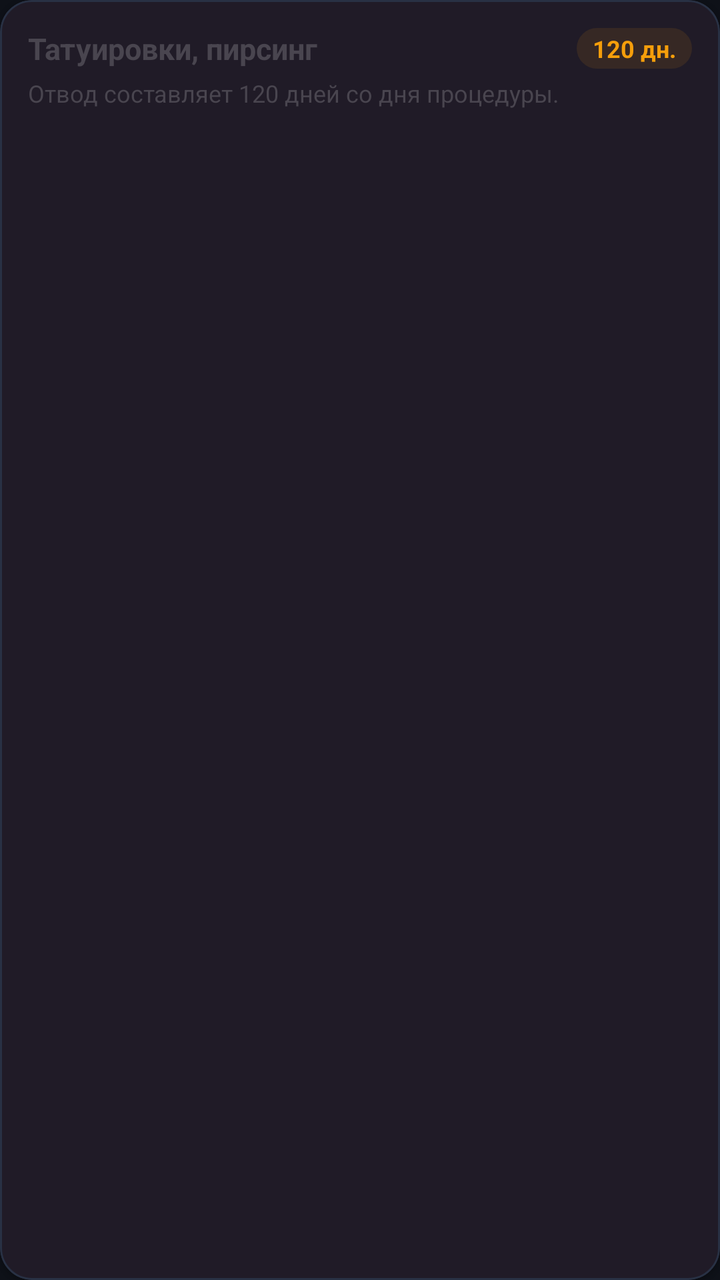
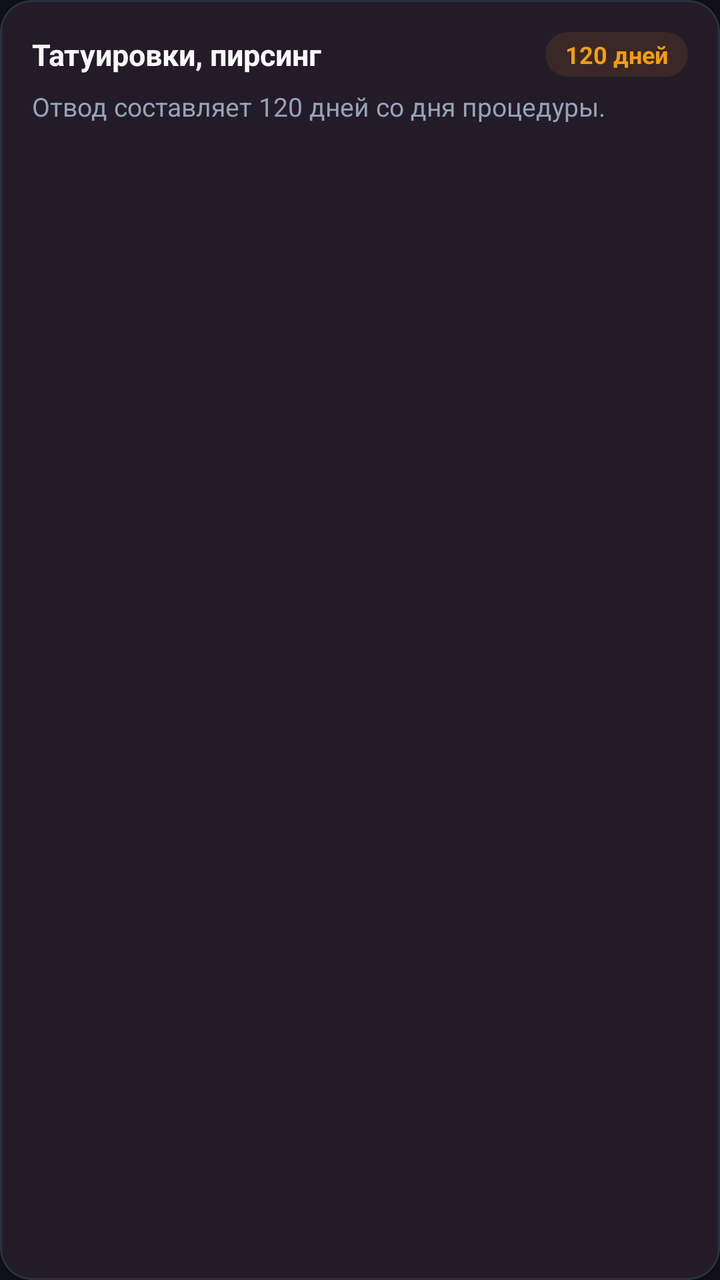

Screens rendered from an Android XML layout before and after an edit, with the pre-edit source and the edit as a unified diff.
<!-- AndroidManifest.xml: application theme Theme.DonorLog -->
<!-- res/layout/item_contraindication_card.xml -->
<?xml version="1.0" encoding="utf-8"?>
<com.google.android.material.card.MaterialCardView
    xmlns:android="http://schemas.android.com/apk/res/android"
    xmlns:app="http://schemas.android.com/apk/res-auto"
    android:layout_width="match_parent"
    android:layout_height="wrap_content"
    android:layout_marginVertical="4dp"
    app:cardCornerRadius="16dp"
    app:cardElevation="1dp"
    app:strokeWidth="1dp"
    app:strokeColor="?attr/colorOutline">

    <LinearLayout
        android:layout_width="match_parent"
        android:layout_height="wrap_content"
        android:orientation="vertical"
        android:padding="14dp">

        <LinearLayout
            android:layout_width="match_parent"
            android:layout_height="wrap_content"
            android:gravity="center_vertical"
            android:orientation="horizontal">

            <TextView
                android:id="@+id/tvContraTitle"
                android:layout_width="0dp"
                android:layout_height="wrap_content"
                android:layout_weight="1"
                android:text="Татуировки, пирсинг"
                android:textSize="15sp"
                android:textStyle="bold" />

            <TextView
                android:id="@+id/tvContraBadge"
                android:layout_width="wrap_content"
                android:layout_height="wrap_content"
                android:background="@drawable/bg_badge_yellow"
                android:paddingHorizontal="8dp"
                android:paddingVertical="2dp"
                android:text="120 дн."
                android:textColor="@color/status_yellow"
                android:textSize="12sp"
                android:textStyle="bold" />
        </LinearLayout>

        <TextView
            android:id="@+id/tvContraDesc"
            android:layout_width="match_parent"
            android:layout_height="wrap_content"
            android:layout_marginTop="4dp"
            android:text="Отвод составляет 120 дней со дня процедуры."
            android:textColor="?android:attr/textColorSecondary"
            android:textSize="12sp" />

    </LinearLayout>

</com.google.android.material.card.MaterialCardView>
<!-- resources referenced by this layout -->
<resources>
  <color name="status_yellow">#F59E0B</color>
  <!-- drawable bg_badge_yellow (drawable) -->
  <?xml version="1.0" encoding="utf-8"?>
  <shape xmlns:android="http://schemas.android.com/apk/res/android"
      android:shape="rectangle">
      <corners android:radius="12dp" />
      <solid android:color="@color/status_yellow_bg" />
  </shape>
  <style name="Theme.DonorLog" parent="Theme.Material3.DayNight.NoActionBar">
          <item name="colorPrimary">@color/md_theme_light_primary</item>
          <item name="colorOnPrimary">@color/md_theme_light_onPrimary</item>
          <item name="colorPrimaryContainer">@color/md_theme_light_primaryContainer</item>
          <item name="colorOnPrimaryContainer">@color/md_theme_light_onPrimaryContainer</item>
  
          <item name="colorSecondary">@color/md_theme_light_secondary</item>
          <item name="colorOnSecondary">@color/md_theme_light_onSecondary</item>
          <item name="colorSecondaryContainer">@color/md_theme_light_secondaryContainer</item>
          <item name="colorOnSecondaryContainer">@color/md_theme_light_onSecondaryContainer</item>
  
          <item name="android:colorBackground">@color/md_theme_light_background</item>
          <item name="colorSurface">@color/md_theme_light_surface</item>
          <item name="colorOnSurface">@color/md_theme_light_onSurface</item>
          <item name="colorOutline">@color/card_border_light</item>
  
          
          <item name="android:statusBarColor">@android:color/transparent</item>
          <item name="android:windowLightStatusBar">true</item>
          <item name="android:navigationBarColor">@color/md_theme_light_background</item>
          <item name="android:windowLightNavigationBar">true</item>
      </style>
  <color name="status_yellow_bg">#1AF59E0B</color>
  <color name="md_theme_light_primary">#E11D48</color>
  <color name="md_theme_light_onPrimary">#FFFFFF</color>
  <color name="md_theme_light_primaryContainer">#FFE4E8</color>
  <color name="md_theme_light_onPrimaryContainer">#881337</color>
  <color name="md_theme_light_secondary">#64748B</color>
  <color name="md_theme_light_onSecondary">#FFFFFF</color>
  <color name="md_theme_light_secondaryContainer">#E2E8F0</color>
  <color name="md_theme_light_onSecondaryContainer">#0F172A</color>
  <color name="md_theme_light_background">#0E1118</color>
  <color name="md_theme_light_surface">#161B26</color>
  <color name="md_theme_light_onSurface">#F8FAFC</color>
  <color name="card_border_light">#283144</color>
</resources>

<!-- the commit's change to res/layout/item_contraindication_card.xml (unified diff, before → after) -->
@@ -4,17 +4,18 @@
     xmlns:app="http://schemas.android.com/apk/res-auto"
     android:layout_width="match_parent"
     android:layout_height="wrap_content"
-    android:layout_marginVertical="4dp"
+    android:layout_marginVertical="5dp"
+    app:cardBackgroundColor="@color/donor_surface_card"
     app:cardCornerRadius="16dp"
-    app:cardElevation="1dp"
+    app:cardElevation="2dp"
     app:strokeWidth="1dp"
-    app:strokeColor="?attr/colorOutline">
+    app:strokeColor="@color/donor_stroke_subtle">
 
     <LinearLayout
         android:layout_width="match_parent"
         android:layout_height="wrap_content"
         android:orientation="vertical"
-        android:padding="14dp">
+        android:padding="16dp">
 
         <LinearLayout
             android:layout_width="match_parent"
@@ -28,6 +29,7 @@
                 android:layout_height="wrap_content"
                 android:layout_weight="1"
                 android:text="Татуировки, пирсинг"
+                android:textColor="@color/donor_text_primary"
                 android:textSize="15sp"
                 android:textStyle="bold" />
 
@@ -36,9 +38,9 @@
                 android:layout_width="wrap_content"
                 android:layout_height="wrap_content"
                 android:background="@drawable/bg_badge_yellow"
-                android:paddingHorizontal="8dp"
-                android:paddingVertical="2dp"
-                android:text="120 дн."
+                android:paddingHorizontal="10dp"
+                android:paddingVertical="3dp"
+                android:text="120 дней"
                 android:textColor="@color/status_yellow"
                 android:textSize="12sp"
                 android:textStyle="bold" />
@@ -48,10 +50,10 @@
             android:id="@+id/tvContraDesc"
             android:layout_width="match_parent"
             android:layout_height="wrap_content"
-            android:layout_marginTop="4dp"
+            android:layout_marginTop="6dp"
             android:text="Отвод составляет 120 дней со дня процедуры."
-            android:textColor="?android:attr/textColorSecondary"
-            android:textSize="12sp" />
+            android:textColor="@color/donor_text_secondary"
+            android:textSize="13sp" />
 
     </LinearLayout>
 
<!-- resource entries referenced after the edit -->
@@ -1,5 +1,9 @@
 <!-- resources referenced by this layout -->
 <resources>
+  <color name="donor_stroke_subtle">#283144</color>
+  <color name="donor_surface_card">#161B26</color>
+  <color name="donor_text_primary">#F8FAFC</color>
+  <color name="donor_text_secondary">#94A3B8</color>
   <color name="status_yellow">#F59E0B</color>
   <!-- drawable bg_badge_yellow (drawable) -->
   <?xml version="1.0" encoding="utf-8"?>
@@ -8,40 +12,35 @@
       <corners android:radius="12dp" />
       <solid android:color="@color/status_yellow_bg" />
   </shape>
-  <style name="Theme.DonorLog" parent="Theme.Material3.DayNight.NoActionBar">
-          <item name="colorPrimary">@color/md_theme_light_primary</item>
-          <item name="colorOnPrimary">@color/md_theme_light_onPrimary</item>
-          <item name="colorPrimaryContainer">@color/md_theme_light_primaryContainer</item>
-          <item name="colorOnPrimaryContainer">@color/md_theme_light_onPrimaryContainer</item>
+  <style name="Theme.DonorLog" parent="Theme.Material3.Dark.NoActionBar">
+          <item name="colorPrimary">@color/donor_ruby_mid</item>
+          <item name="colorOnPrimary">#FFFFFF</item>
+          <item name="colorPrimaryContainer">@color/donor_ruby_start</item>
+          <item name="colorOnPrimaryContainer">#FFE4E8</item>
   
-          <item name="colorSecondary">@color/md_theme_light_secondary</item>
-          <item name="colorOnSecondary">@color/md_theme_light_onSecondary</item>
-          <item name="colorSecondaryContainer">@color/md_theme_light_secondaryContainer</item>
-          <item name="colorOnSecondaryContainer">@color/md_theme_light_onSecondaryContainer</item>
+          <item name="colorSecondary">@color/donor_amber_warm</item>
+          <item name="colorOnSecondary">#0E1118</item>
+          <item name="colorSecondaryContainer">#1E2433</item>
+          <item name="colorOnSecondaryContainer">@color/donor_text_primary</item>
   
-          <item name="android:colorBackground">@color/md_theme_light_background</item>
-          <item name="colorSurface">@color/md_theme_light_surface</item>
-          <item name="colorOnSurface">@color/md_theme_light_onSurface</item>
-          <item name="colorOutline">@color/card_border_light</item>
+          <item name="android:colorBackground">@color/donor_bg_canvas</item>
+          <item name="colorSurface">@color/donor_surface_card</item>
+          <item name="colorOnSurface">@color/donor_text_primary</item>
+          <item name="colorOutline">@color/donor_stroke_subtle</item>
+  
+          <item name="android:textColorPrimary">@color/donor_text_primary</item>
+          <item name="android:textColorSecondary">@color/donor_text_secondary</item>
   
           
           <item name="android:statusBarColor">@android:color/transparent</item>
-          <item name="android:windowLightStatusBar">true</item>
-          <item name="android:navigationBarColor">@color/md_theme_light_background</item>
-          <item name="android:windowLightNavigationBar">true</item>
+          <item name="android:windowLightStatusBar">false</item>
+          <item name="android:navigationBarColor">@color/donor_bg_canvas</item>
+          <item name="android:windowLightNavigationBar">false</item>
       </style>
   <color name="status_yellow_bg">#1AF59E0B</color>
-  <color name="md_theme_light_primary">#E11D48</color>
-  <color name="md_theme_light_onPrimary">#FFFFFF</color>
-  <color name="md_theme_light_primaryContainer">#FFE4E8</color>
-  <color name="md_theme_light_onPrimaryContainer">#881337</color>
-  <color name="md_theme_light_secondary">#64748B</color>
-  <color name="md_theme_light_onSecondary">#FFFFFF</color>
-  <color name="md_theme_light_secondaryContainer">#E2E8F0</color>
-  <color name="md_theme_light_onSecondaryContainer">#0F172A</color>
-  <color name="md_theme_light_background">#0E1118</color>
-  <color name="md_theme_light_surface">#161B26</color>
-  <color name="md_theme_light_onSurface">#F8FAFC</color>
-  <color name="card_border_light">#283144</color>
+  <color name="donor_ruby_mid">#E11D48</color>
+  <color name="donor_ruby_start">#9F1239</color>
+  <color name="donor_amber_warm">#F59E0B</color>
+  <color name="donor_bg_canvas">#0E1118</color>
 </resources>
 
